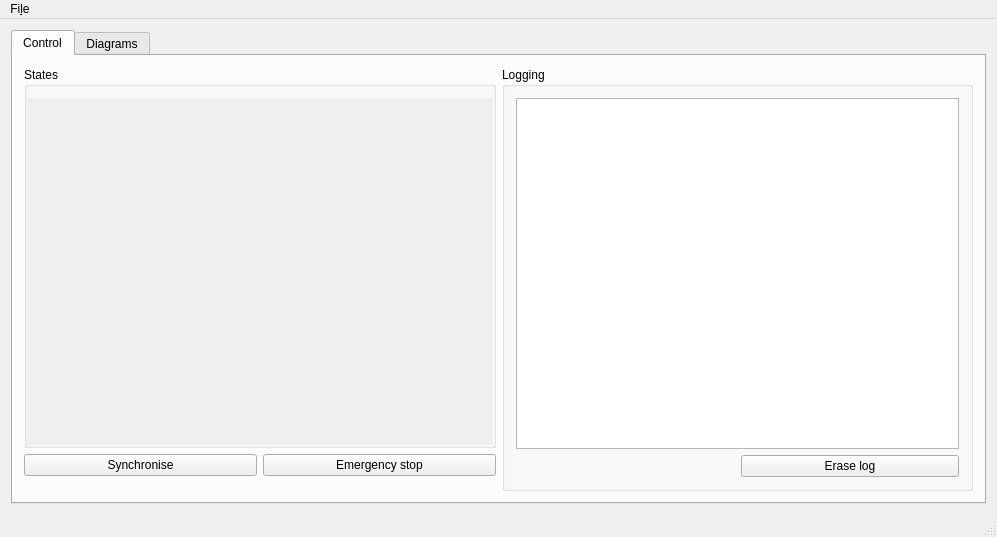
The window that robotmon/MainWindow.ui (szotsaki/robot-state-modeller) describes before a commit, drawn with Qt 5.
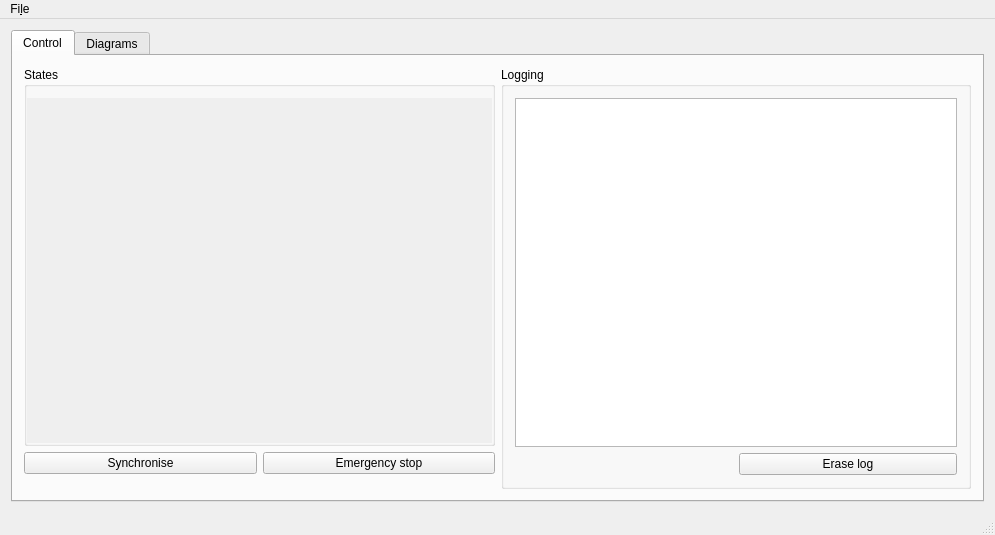
The same window after the commit. Icons and pictures are not drawn. Custom widgets are drawn as their Qt base class.

Commit message: No loopholes. Read-only data should remain read-only.

What changed in the file:
```diff
--- a/robotmon/MainWindow.ui
+++ b/robotmon/MainWindow.ui
@@ -6,8 +6,8 @@
    <rect>
     <x>0</x>
     <y>0</y>
-    <width>997</width>
-    <height>537</height>
+    <width>995</width>
+    <height>535</height>
    </rect>
   </property>
   <property name="windowTitle">
@@ -77,8 +77,8 @@
                  <rect>
                   <x>0</x>
                   <y>0</y>
-                  <width>476</width>
-                  <height>374</height>
+                  <width>475</width>
+                  <height>372</height>
                  </rect>
                 </property>
                 <layout class="QVBoxLayout" name="verticalLayoutStates">
@@ -271,7 +271,7 @@
     <rect>
      <x>0</x>
      <y>0</y>
-     <width>997</width>
+     <width>995</width>
      <height>24</height>
     </rect>
    </property>
```
Left out of the diff: 2 changed lines with no effect on the pictures. The commit also changes 1 other file.
